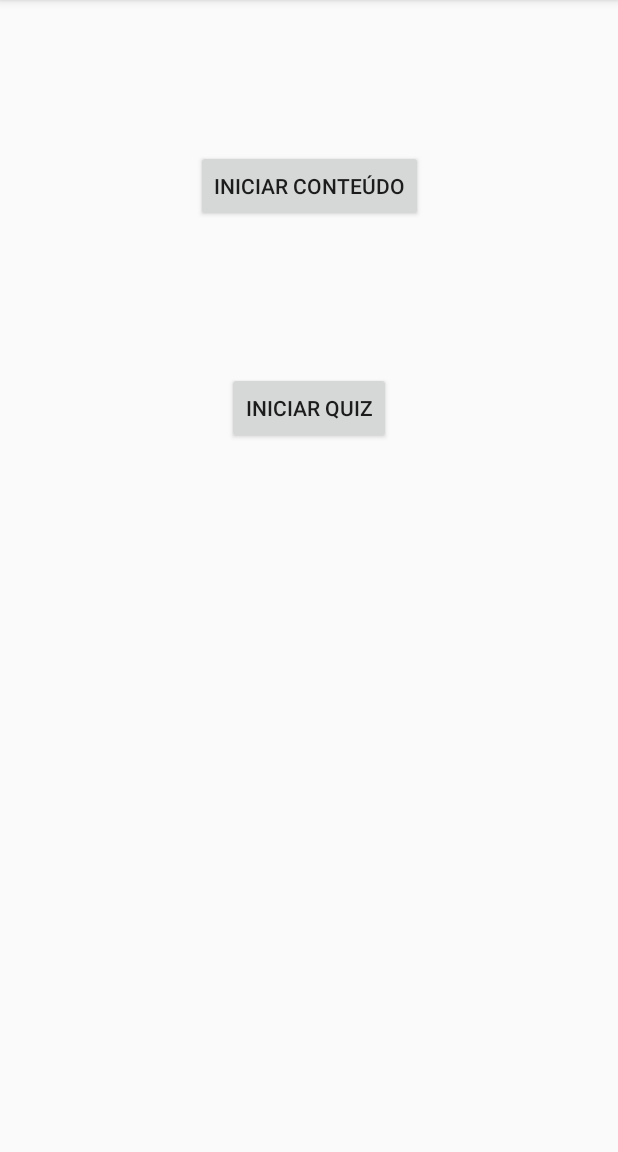
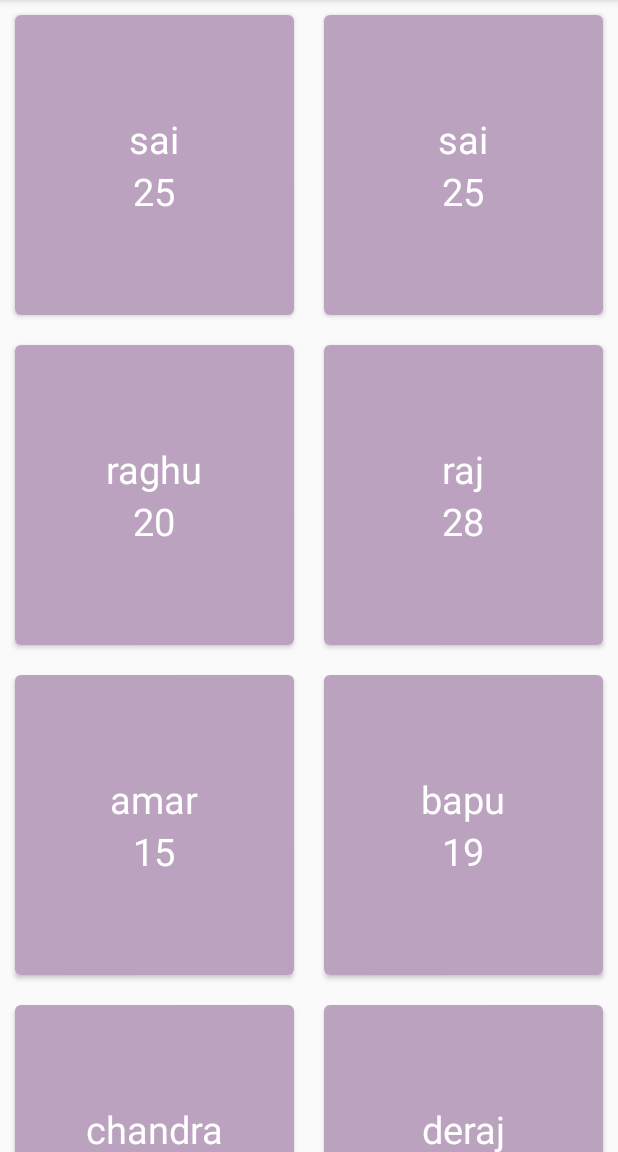
Before and after one commit to camargodev/toddler-android, an Android app: the screen it shows after launch (MainActivity), on a phone screen of 412 x 824 dp, the part 84-1236 px from its top. Run offline under Robolectric (Android 15) with nearby library versions, the phone set to English and light mode, and no system bars.

Commit message:
First version of cards

```diff
--- a/Toddler/app/build.gradle
+++ b/Toddler/app/build.gradle
@@ -25,9 +25,12 @@ android {
 dependencies {
     implementation fileTree(dir: "libs", include: ["*.jar"])
     implementation 'androidx.appcompat:appcompat:1.2.0'
-    implementation 'androidx.constraintlayout:constraintlayout:2.0.1'
+    implementation 'com.google.android.material:material:1.2.1'
+    implementation 'androidx.constraintlayout:constraintlayout:2.0.2'
     testImplementation 'junit:junit:4.12'
     androidTestImplementation 'androidx.test.ext:junit:1.1.2'
     androidTestImplementation 'androidx.test.espresso:espresso-core:3.3.0'
+    implementation 'androidx.cardview:cardview:1.0.0'
+    implementation 'androidx.recyclerview:recyclerview:1.1.0'
 
 }
--- a/Toddler/app/src/main/java/com/ihc/toddler/activity/MainActivity.java
+++ b/Toddler/app/src/main/java/com/ihc/toddler/activity/MainActivity.java
@@ -1,6 +1,8 @@
 package com.ihc.toddler.activity;
 
 import androidx.appcompat.app.AppCompatActivity;
+import androidx.recyclerview.widget.GridLayoutManager;
+import androidx.recyclerview.widget.RecyclerView;
 
 import android.content.Intent;
 import android.os.Bundle;
@@ -25,39 +27,49 @@ import com.ihc.toddler.view.ExerciseViewFactory;
 
 import java.util.ArrayList;
 import java.util.Arrays;
+import java.util.List;import android.annotation.TargetApi;
+import android.os.Build;
+import android.os.Bundle;
+import java.util.ArrayList;
+import java.util.Collections;
+import java.util.Comparator;
 import java.util.List;
 
 public class MainActivity extends AppCompatActivity {
-
-    private Button startContent, startQuiz;
-
+    private RecyclerView recyclerView;
+    private StudentAdapter studentAdapter;
+    private List<studentData> studentDataList = new ArrayList<>();
+    @TargetApi(Build.VERSION_CODES.O)
     @Override
     protected void onCreate(Bundle savedInstanceState) {
         super.onCreate(savedInstanceState);
         setContentView(R.layout.activity_main);
-
-        startContent = findViewById(R.id.start_content);
-        startQuiz = findViewById(R.id.start_quiz);
+        recyclerView = findViewById(R.id.recycler_view);
+        studentAdapter = new StudentAdapter(studentDataList);
+        RecyclerView.LayoutManager manager = new GridLayoutManager(this, 2);
+        recyclerView.setLayoutManager(manager);
+        recyclerView.setAdapter(studentAdapter);
+        StudentDataPrepare();
     }
 
-    public void startContent(View view) {
-
-        Content content = ContentRepository.getContent();
-
-        ContentManager.getInstance(content);
-        Intent firstPart = new Intent(this, ContentActivity.class);
-        startActivity(firstPart);
-
-    }
-
-    public void startQuiz(View view) {
-        Quiz quiz = QuizRepository.getQuiz();
-        QuizManager manager = QuizManager.getInstance(quiz);
-
-        Exercise currentExercise = manager.getCurrentExercise();
-        ExerciseView exerciseView = ExerciseViewFactory.make(currentExercise);
-        Intent firstQuestion = exerciseView.getIntent(this);
-        startActivity(firstQuestion);
-
+    private void StudentDataPrepare() {
+        studentData data = new studentData("sai", 25);
+        studentDataList.add(data);
+        data = new studentData("sai", 25);
+        studentDataList.add(data);
+        data = new studentData("raghu", 20);
+        studentDataList.add(data);
+        data = new studentData("raj", 28);
+        studentDataList.add(data);
+        data = new studentData("amar", 15);
+        studentDataList.add(data);
+        data = new studentData("bapu", 19);
+        studentDataList.add(data);
+        data = new studentData("chandra", 52);
+        studentDataList.add(data);
+        data = new studentData("deraj", 30);
+        studentDataList.add(data);
+        data = new studentData("eshanth", 28);
+        studentDataList.add(data);
     }
 }
--- /dev/null
+++ b/Toddler/app/src/main/java/com/ihc/toddler/activity/StudentAdapter.java
@@ -0,0 +1,71 @@
+package com.ihc.toddler.activity;
+
+import android.graphics.Color;
+import android.view.LayoutInflater;
+import android.view.View;
+import android.view.ViewGroup;
+import android.widget.LinearLayout;
+import android.widget.TextView;
+
+import androidx.annotation.NonNull;
+import androidx.recyclerview.widget.RecyclerView;
+
+import com.ihc.toddler.R;
+
+import java.util.List;
+import java.util.Random;
+
+class StudentAdapter extends RecyclerView.Adapter {
+
+    List<studentData> studentDataList;
+
+    public StudentAdapter(List<studentData> studentDataList) {
+        this.studentDataList=studentDataList;
+    }
+
+    @NonNull
+    @Override
+    public MyViewHolder onCreateViewHolder(@NonNull ViewGroup viewGroup, int i) {
+        View itemView = LayoutInflater.from(viewGroup.getContext())
+                .inflate(R.layout.student_list_row, viewGroup, false);
+        return new MyViewHolder(itemView);
+    }
+
+    @Override
+    public void onBindViewHolder(@NonNull RecyclerView.ViewHolder holder, int position) {
+        studentData data = studentDataList.get(position);
+        MyViewHolder myViewHolder = (MyViewHolder) holder;
+        Random rnd = new Random();
+        int currentColor = Color.argb(255, rnd.nextInt(256), rnd.nextInt(256), rnd.nextInt(256));
+        myViewHolder.parent.setBackgroundColor(currentColor);
+        myViewHolder.name.setText(data.name);
+        myViewHolder.age.setText(String.valueOf(data.age));
+
+    }
+
+//    @Override
+//    public void onBindViewHolder(MyViewHolder viewHolder, int i) {
+//        studentData data=studentDataList.get(i);
+//        Random rnd = new Random();
+//        int currentColor = Color.argb(255, rnd.nextInt(256), rnd.nextInt(256), rnd.nextInt(256));
+//        viewHolder.parent.setBackgroundColor(currentColor);
+//        viewHolder.name.setText(data.name);
+//        viewHolder.age.setText(String.valueOf(data.age));
+//    }
+
+    @Override
+    public int getItemCount() {
+        return studentDataList.size();
+    }
+
+    class MyViewHolder extends RecyclerView.ViewHolder {
+        TextView name,age;
+        LinearLayout parent;
+        public MyViewHolder(View itemView) {
+            super(itemView);
+            parent = itemView.findViewById(R.id.parent);
+            name = itemView.findViewById(R.id.name);
+            age = itemView.findViewById(R.id.age);
+        }
+    }
+}
--- /dev/null
+++ b/Toddler/app/src/main/java/com/ihc/toddler/activity/studentData.java
@@ -0,0 +1,10 @@
+package com.ihc.toddler.activity;
+
+class studentData {
+    String name;
+    int age;
+    public studentData(String name, int age) {
+        this.name = name;
+        this.age = age;
+    }
+}
--- a/Toddler/app/src/main/res/layout/activity_main.xml
+++ b/Toddler/app/src/main/res/layout/activity_main.xml
@@ -1,33 +1,17 @@
-<?xml version="1.0" encoding="utf-8"?>
-<androidx.constraintlayout.widget.ConstraintLayout xmlns:android="http://schemas.android.com/apk/res/android"
-    xmlns:app="http://schemas.android.com/apk/res-auto"
-    xmlns:tools="http://schemas.android.com/tools"
-    android:layout_width="match_parent"
-    android:layout_height="match_parent"
-    tools:context=".activity.MainActivity">
+<?xml version = "1.0" encoding = "utf-8"?>
+<RelativeLayout
+    xmlns:android = "http://schemas.android.com/apk/res/android"
+    xmlns:tools  = "http://schemas.android.com/tools"
+    xmlns:app = "http://schemas.android.com/apk/res-auto"
+    android:layout_width = "match_parent"
+    android:layout_height = "match_parent"
+    app:layout_behavior = "@string/appbar_scrolling_view_behavior"
+    tools:showIn = "@layout/activity_main"
+    tools:context = ".activity.MainActivity">
 
-    <Button
-        android:id="@+id/start_content"
-        android:layout_width="wrap_content"
+    <androidx.recyclerview.widget.RecyclerView
+        android:id="@+id/recycler_view"
+        android:layout_width="match_parent"
         android:layout_height="wrap_content"
-        android:onClick="startContent"
-        android:text="@string/start_content"
-        app:layout_constraintTop_toTopOf="parent"
-        android:layout_marginTop="100dp"
-        app:layout_constraintLeft_toLeftOf="parent"
-        app:layout_constraintRight_toRightOf="parent"
-        app:layout_constraintHorizontal_bias="0.5" />
-
-    <Button
-        android:id="@+id/start_quiz"
-        android:layout_width="wrap_content"
-        android:layout_height="wrap_content"
-        android:onClick="startQuiz"
-        android:text="@string/start_quiz"
-        app:layout_constraintTop_toBottomOf="@id/start_content"
-        android:layout_marginTop="100dp"
-        app:layout_constraintLeft_toLeftOf="parent"
-        app:layout_constraintRight_toRightOf="parent"
-        app:layout_constraintHorizontal_bias="0.5" />
-
-</androidx.constraintlayout.widget.ConstraintLayout>
+        android:scrollbars="vertical" />
+</RelativeLayout>
--- /dev/null
+++ b/Toddler/app/src/main/res/layout/student_list_row.xml
@@ -0,0 +1,31 @@
+<?xml version = "1.0" encoding = "utf-8"?>
+<androidx.cardview.widget.CardView xmlns:android="http://schemas.android.com/apk/res/android"
+    xmlns:card_view = "http://schemas.android.com/apk/res-auto"
+    android:layout_width = "match_parent"
+    card_view:cardCornerRadius = "4dp"
+    android:id =" @+id/card_view"
+    android:layout_margin = "10dp"
+    android:layout_height = "200dp">
+    <LinearLayout
+        android:id = "@+id/parent"
+        android:layout_gravity = "center"
+        android:layout_width = "match_parent"
+        android:orientation = "vertical"
+        android:gravity = "center"
+        android:layout_height="match_parent">
+        <TextView
+            android:id = "@+id/name"
+            android:layout_width = "wrap_content"
+            android:gravity = "center"
+            android:textSize = "25sp"
+            android:textColor = "#FFF"
+            android:layout_height = "wrap_content" />
+        <TextView
+            android:id = "@+id/age"
+            android:layout_width = "wrap_content"
+            android:gravity = "center"
+            android:textSize = "25sp"
+            android:textColor = "#FFF"
+            android:layout_height = "wrap_content" />
+    </LinearLayout>
+</androidx.cardview.widget.CardView>
--- a/Toddler/app/src/main/res/values/strings.xml
+++ b/Toddler/app/src/main/res/values/strings.xml
@@ -17,5 +17,6 @@
     <string name="next_symbol"><![CDATA[>]]></string>
     <string name="exercise_x_of_y">Exercício X de Y</string>
     <string name="question_dummy">Qual é a resposta?</string>
+    <string name="appbar_scrolling_view_behavior">Teste</string>
 
 </resources>
```
